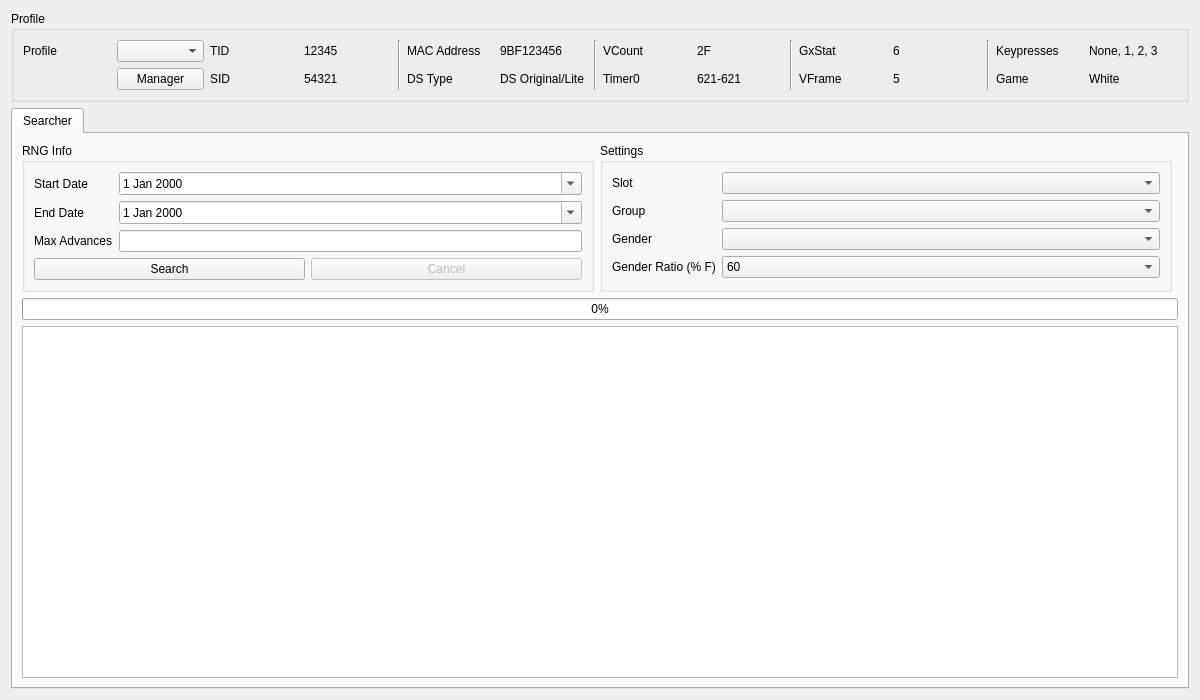
Above: Source/Forms/Gen5/HiddenGrotto.ui from Admiral-Fish/PokeFinder before the change. Below: the same form after it.
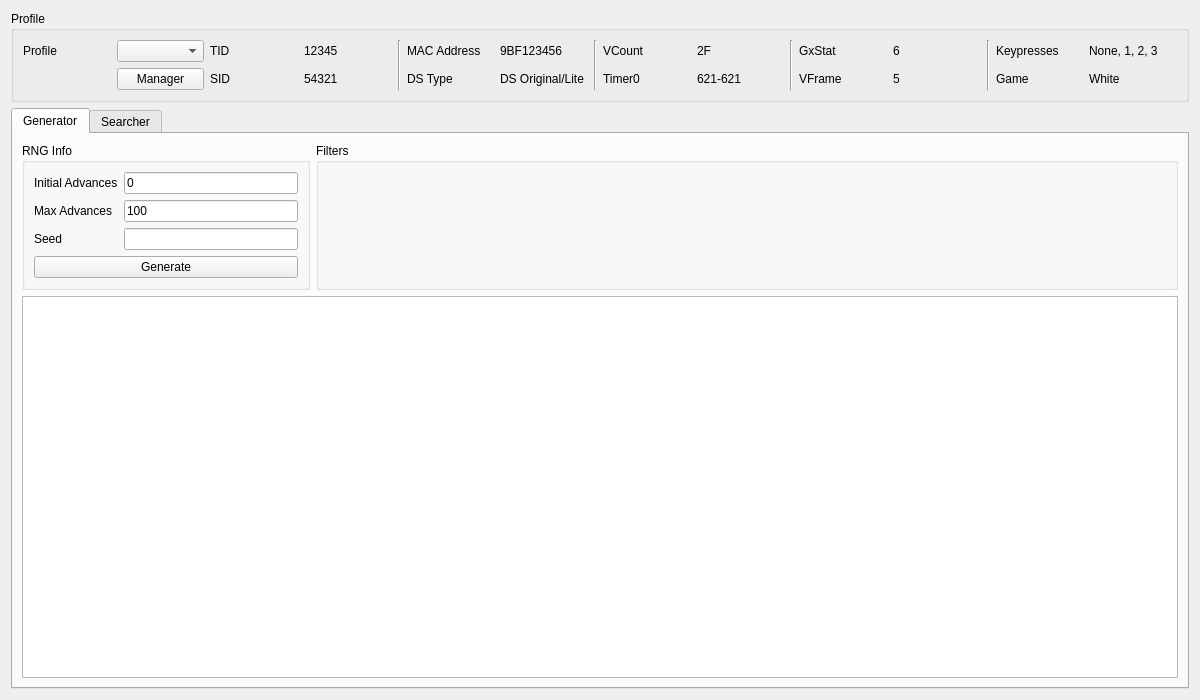
That is the form after the change. Custom widgets are drawn as their Qt base class.

Commit message:
Start setting up generator in Hidden Grotto?
Waiting on Fish's push to see overall interaction/design with stationary

What changed in the file:
```diff
--- a/Source/Forms/Gen5/HiddenGrotto.ui
+++ b/Source/Forms/Gen5/HiddenGrotto.ui
@@ -213,6 +213,147 @@
      <property name="currentIndex">
       <number>0</number>
      </property>
+     <widget class="QWidget" name="tabGenerator">
+      <attribute name="title">
+       <string>Generator</string>
+      </attribute>
+      <layout class="QGridLayout" name="gridLayout">
+       <item row="0" column="0">
+        <widget class="QGroupBox" name="groupBoxGeneratorRNGInfo">
+         <property name="sizePolicy">
+          <sizepolicy hsizetype="Preferred" vsizetype="Preferred">
+           <horstretch>1</horstretch>
+           <verstretch>0</verstretch>
+          </sizepolicy>
+         </property>
+         <property name="title">
+          <string>RNG Info</string>
+         </property>
+         <layout class="QGridLayout" name="gridLayout_7">
+          <item row="0" column="0">
+           <widget class="QLabel" name="labelGeneratorInitialAdvances">
+            <property name="text">
+             <string>Initial Advances</string>
+            </property>
+           </widget>
+          </item>
+          <item row="0" column="1">
+           <widget class="TextBox" name="textBoxGeneratorInitialAdvances">
+            <property name="inputMask">
+             <string/>
+            </property>
+            <property name="text">
+             <string notr="true">0</string>
+            </property>
+           </widget>
+          </item>
+          <item row="1" column="0">
+           <widget class="QLabel" name="labelGeneratorMaxAdvances">
+            <property name="text">
+             <string>Max Advances</string>
+            </property>
+           </widget>
+          </item>
+          <item row="1" column="1">
+           <widget class="TextBox" name="textBoxGeneratorMaxAdvances">
+            <property name="inputMask">
+             <string/>
+            </property>
+            <property name="text">
+             <string notr="true">100</string>
+            </property>
+           </widget>
+          </item>
+          <item row="2" column="0">
+           <widget class="QLabel" name="labelGeneratorSeed">
+            <property name="text">
+             <string>Seed</string>
+            </property>
+           </widget>
+          </item>
+          <item row="2" column="1">
+           <widget class="TextBox" name="textBoxGeneratorSeed">
+            <property name="inputMask">
+             <string/>
+            </property>
+            <property name="text">
+             <string/>
+            </property>
+            <property name="cursorPosition">
+             <number>0</number>
+            </property>
+            <property name="alignment">
+             <set>Qt::AlignCenter</set>
+            </property>
+            <property name="clearButtonEnabled">
+             <bool>false</bool>
+            </property>
+           </widget>
+          </item>
+          <item row="3" column="0" colspan="2">
+           <widget class="QPushButton" name="pushButtonGenerate">
+            <property name="enabled">
+             <bool>true</bool>
+            </property>
+            <property name="text">
+             <string>Generate</string>
+            </property>
+            <property name="checkable">
+             <bool>false</bool>
+            </property>
+            <property name="autoDefault">
+             <bool>false</bool>
+            </property>
+           </widget>
+          </item>
+         </layout>
+        </widget>
+       </item>
+       <item row="0" column="1">
+        <widget class="QGroupBox" name="groupBoxGeneratorFilters">
+         <property name="sizePolicy">
+          <sizepolicy hsizetype="Preferred" vsizetype="Preferred">
+           <horstretch>3</horstretch>
+           <verstretch>0</verstretch>
+          </sizepolicy>
+         </property>
+         <property name="title">
+          <string>Filters</string>
+         </property>
+         <layout class="QGridLayout" name="gridLayout_19">
+          <item row="0" column="0" rowspan="2">
+           <widget class="Filter" name="filterGenerator" native="true"/>
+          </item>
+         </layout>
+        </widget>
+       </item>
+       <item row="1" column="0" colspan="2">
+        <widget class="TableView" name="tableViewGenerator">
+         <property name="contextMenuPolicy">
+          <enum>Qt::CustomContextMenu</enum>
+         </property>
+         <property name="editTriggers">
+          <set>QAbstractItemView::NoEditTriggers</set>
+         </property>
+         <property name="sortingEnabled">
+          <bool>false</bool>
+         </property>
+         <attribute name="horizontalHeaderDefaultSectionSize">
+          <number>100</number>
+         </attribute>
+         <attribute name="verticalHeaderVisible">
+          <bool>false</bool>
+         </attribute>
+         <attribute name="verticalHeaderMinimumSectionSize">
+          <number>20</number>
+         </attribute>
+         <attribute name="verticalHeaderDefaultSectionSize">
+          <number>21</number>
+         </attribute>
+        </widget>
+       </item>
+      </layout>
+     </widget>
      <widget class="QWidget" name="tabSearcher">
       <property name="enabled">
        <bool>true</bool>
@@ -493,6 +634,12 @@
    <extends>QTableView</extends>
    <header>Forms/Controls/TableView.hpp</header>
   </customwidget>
+  <customwidget>
+   <class>Filter</class>
+   <extends>QWidget</extends>
+   <header>Forms/Controls/Filter.hpp</header>
+   <container>1</container>
+  </customwidget>
   <customwidget>
    <class>DateEdit</class>
    <extends>QDateEdit</extends>
```
The commit also changes 4 other files.
